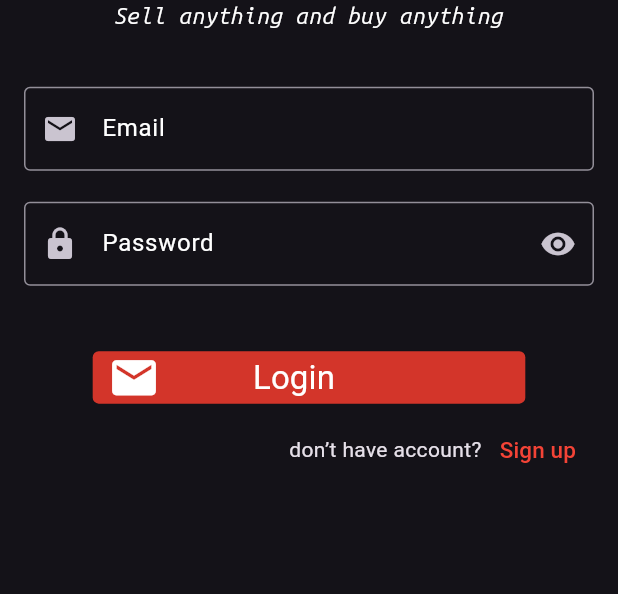
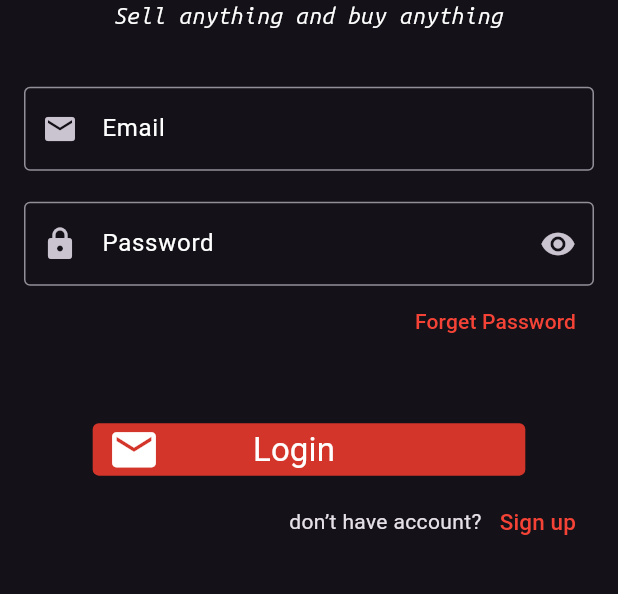
Before and after one commit to AhmedSamir25/Open-Market, a Flutter app: the screen it shows after launch, on a phone screen of 412 x 824 dp, the part 176-770 px from its top. Run offline on Flutter 3.47's test engine with Material 3 defaults, Android fonts, the phone set to English and light mode, and no system bars; our stand-ins replace font_awesome_flutter, go_router.

Commit message:
forget password view

```diff
--- a/lib/core/router/app_router.dart
+++ b/lib/core/router/app_router.dart
@@ -1,10 +1,12 @@
 import 'package:go_router/go_router.dart';
+import 'package:open_market/features/auth/view/forget_password_view.dart';
 import 'package:open_market/features/auth/view/login_view.dart';
 import 'package:open_market/features/auth/view/sign_up_view.dart';
 
 abstract class AppRouter {
   static const loginView = '/';
   static const signUpView = '/signUpView';
+  static const forgetView = '/forgetView';
   static final router = GoRouter(
     routes: [
       GoRoute(
@@ -14,6 +16,9 @@ abstract class AppRouter {
       GoRoute(path: signUpView,
       builder: (context, state) => const SignUpView(),
       ),
+      GoRoute(path: forgetView,
+      builder: (context, state) => const ForgetPasswordView(),
+      ),
     ],
   );
 }
--- /dev/null
+++ b/lib/core/widgets/custom_text_button.dart
@@ -0,0 +1,18 @@
+import 'package:flutter/material.dart';
+import 'package:open_market/core/theme/colors.dart';
+
+class CustomTextButton extends StatelessWidget {
+  const CustomTextButton({super.key, required this.textButton, required this.onPressed});
+  final String textButton;
+  final Function() onPressed;
+  @override
+  Widget build(BuildContext context) {
+    return Align(
+      alignment: Alignment.bottomRight,
+      child: TextButton(
+        onPressed: onPressed,
+        child: Text(textButton,style:const TextStyle(color: ColorManager.redColor,),
+      )),
+    );
+  }
+}
--- a/lib/features/auth/view/login_view.dart
+++ b/lib/features/auth/view/login_view.dart
@@ -1,6 +1,7 @@
 import 'package:flutter/material.dart';
 import 'package:go_router/go_router.dart';
 import 'package:open_market/core/router/app_router.dart';
+import 'package:open_market/core/widgets/custom_text_button.dart';
 import 'package:open_market/features/auth/view/widgets/button_login_or_sign_up.dart';
 import 'package:open_market/features/auth/view/widgets/head_body_text.dart';
 import 'package:open_market/features/auth/view/widgets/login_text_form.dart';
@@ -28,6 +29,13 @@ class LoginView extends StatelessWidget {
                 height: heightMedia * 0.045,
               ),
               const LoginTextForm(),
+              CustomTextButton(
+                  textButton: 'Forget Password',
+                  onPressed: () {
+                    GoRouter.of(context).push(
+                      AppRouter.forgetView,
+                    );
+                  }),
               SizedBox(
                 height: heightMedia * 0.045,
               ),
@@ -35,13 +43,14 @@ class LoginView extends StatelessWidget {
                 iconData: Icons.email,
                 textButton: 'Login',
               ),
-              ButtonLoginOrSignUp(textButton: 'Sign up',
-              text: "don’t have account?",
-               onPressed: (){
-               GoRouter.of(context).push(
-                    AppRouter.signUpView,
-                   );
-               }),
+              ButtonLoginOrSignUp(
+                  textButton: 'Sign up',
+                  text: "don’t have account?",
+                  onPressed: () {
+                    GoRouter.of(context).push(
+                      AppRouter.signUpView,
+                    );
+                  }),
             ],
           ),
         ),
--- a/lib/features/auth/view/sign_up_view.dart
+++ b/lib/features/auth/view/sign_up_view.dart
@@ -29,7 +29,7 @@ class SignUpView extends StatelessWidget {
             ),
             const CustomMaterialButton(
               iconData: Icons.email,
-              textButton: 'Login',
+              textButton: 'Sign up',
             ),
             ButtonLoginOrSignUp(
                 textButton: 'Login',
--- a/lib/features/auth/view/widgets/material_button.dart
+++ b/lib/features/auth/view/widgets/material_button.dart
@@ -1,5 +1,4 @@
 import 'package:flutter/material.dart';
-import 'package:flutter/widgets.dart';
 import 'package:open_market/core/theme/text_style.dart';
 
 class CustomMaterialButton extends StatelessWidget {
```
Also changed, not shown: lib/features/auth/view/forget_password_view.dart (added, +46 -0 lines).
